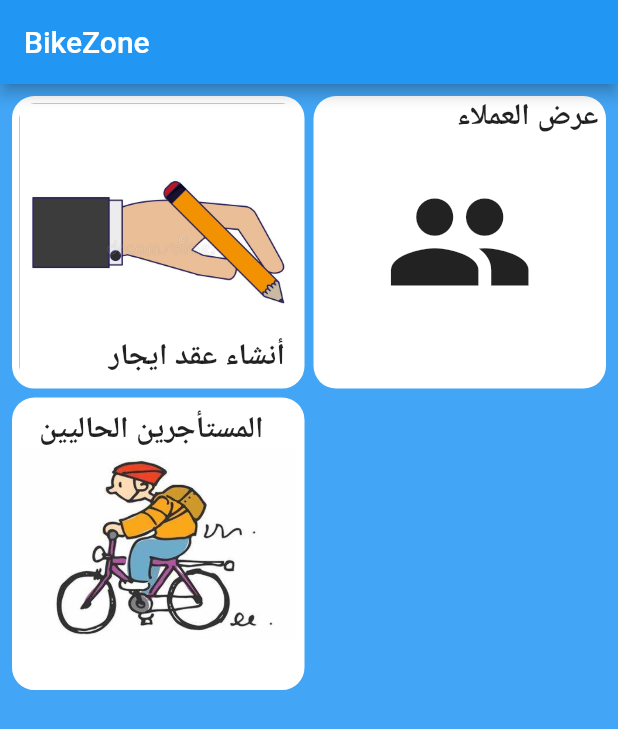
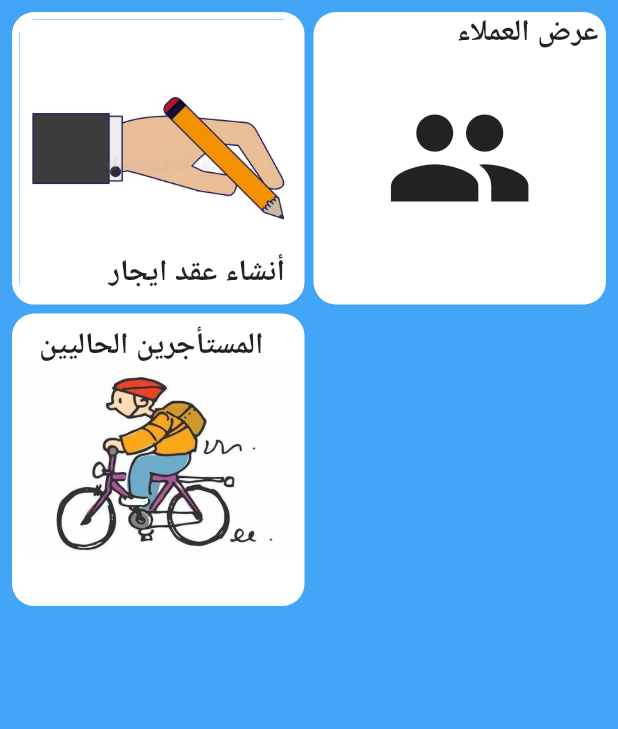
Before and after one commit to mBahshwan/bikeZone, a Flutter app: the screen it shows after launch, on a phone screen of 412 x 824 dp. Shown: the top 729 px of the screen. Run offline on Flutter 3.47's test engine with Material 2 defaults, Android fonts, the light colour scheme and no system bars; our stand-ins replace jiffy, shared_preferences, signature, sqflite; accounts and stored records are empty.

Commit message:
first commit

```diff
--- a/lib/screens/mainScreen.dart
+++ b/lib/screens/mainScreen.dart
@@ -12,8 +12,6 @@ class _MainScreenState extends State<MainScreen> {
   @override
   Widget build(BuildContext context) {
     return Scaffold(
-        appBar: AppBar(title: Text("BikeZone")),
-        backgroundColor: Colors.blue[400],
-        body: MainScreenWidget());
+        backgroundColor: Colors.blue[400], body: MainScreenWidget());
   }
 }
```
